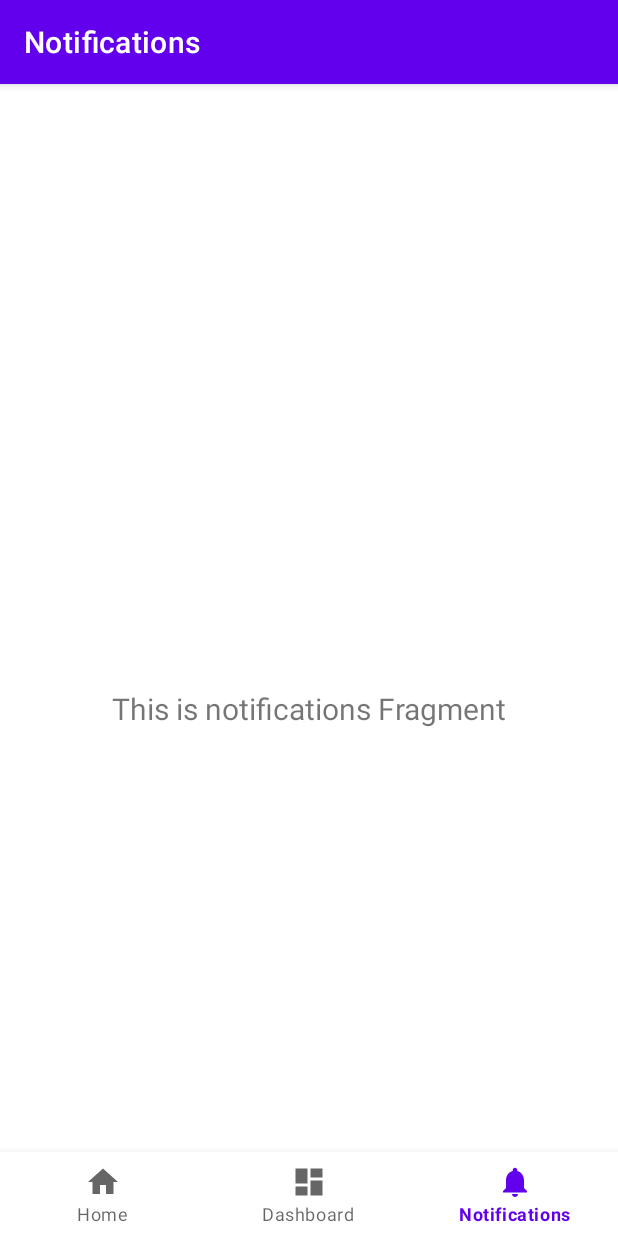
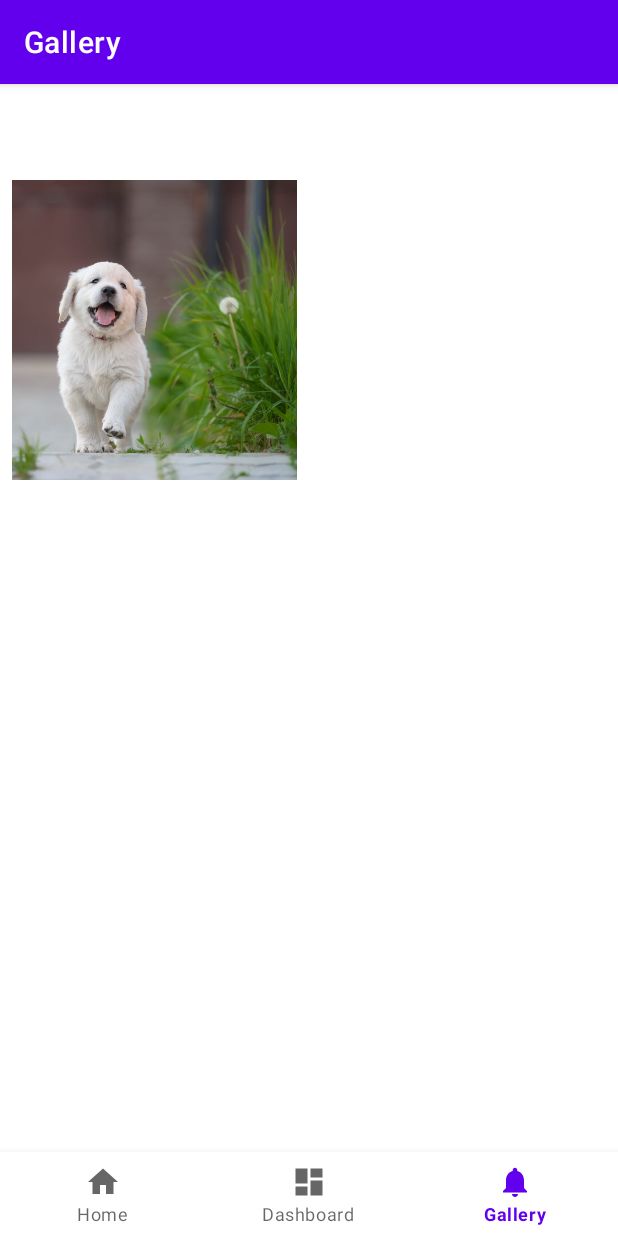
Before and after one commit to soeun-kang/GiftGori, an Android app: the screen it shows after launch (MainActivity), item 3 of the bottom bar chosen, on a phone screen of 412 x 824 dp. Run offline under Robolectric (Android 15) with nearby library versions, the light colour scheme and no system bars; our stand-ins replace navigation-ui.

Commit message:
gallery 예시 이미지 1개 띄우기, 탭 이름 변경

```diff
--- a/app/build.gradle.kts
+++ b/app/build.gradle.kts
@@ -39,7 +39,7 @@ android {
 }
 
 dependencies {
-
+    implementation("androidx.recyclerview:recyclerview:1.3.0")
     implementation(libs.androidx.core.ktx)
     implementation(libs.androidx.appcompat)
     implementation(libs.material)
--- a/app/src/main/java/com/example/tabs/MainActivity.kt
+++ b/app/src/main/java/com/example/tabs/MainActivity.kt
@@ -26,7 +26,7 @@ class MainActivity : AppCompatActivity() {
         // menu should be considered as top level destinations.
         val appBarConfiguration = AppBarConfiguration(
             setOf(
-                R.id.navigation_home, R.id.navigation_dashboard, R.id.navigation_notifications
+                R.id.navigation_home, R.id.navigation_dashboard, R.id.navigation_gallery
             )
         )
         setupActionBarWithNavController(navController, appBarConfiguration)
--- /dev/null
+++ b/app/src/main/java/com/example/tabs/ui/gallery/GalleryAdapter.kt
@@ -0,0 +1,37 @@
+package com.example.tabs.ui.gallery
+
+import android.view.LayoutInflater
+import android.view.View
+import android.view.ViewGroup
+import android.widget.ImageView
+import androidx.recyclerview.widget.RecyclerView
+import com.example.tabs.R
+
+class GalleryAdapter(private var imageList: List<Int>) : RecyclerView.Adapter<GalleryAdapter.ViewHolder>() {
+
+    // ViewHolder 클래스 정의
+    class ViewHolder(view: View) : RecyclerView.ViewHolder(view) {
+        val imageView: ImageView = view.findViewById(R.id.image_view) // ImageView 바인딩
+    }
+
+    // ViewHolder 생성
+    override fun onCreateViewHolder(parent: ViewGroup, viewType: Int): ViewHolder {
+        val view = LayoutInflater.from(parent.context).inflate(R.layout.item_gallery, parent, false)
+        return ViewHolder(view)
+    }
+
+    // ViewHolder에 데이터 바인딩
+    override fun onBindViewHolder(holder: ViewHolder, position: Int) {
+        val imageResource = imageList[position] // 현재 아이템의 데이터 가져오기
+        holder.imageView.setImageResource(imageResource) // 이미지 설정
+    }
+
+    // 데이터 리스트의 크기 반환
+    override fun getItemCount(): Int = imageList.size
+
+    // 데이터를 업데이트하는 함수
+    fun updateData(newData: List<Int>) {
+        imageList = newData
+        notifyDataSetChanged() // RecyclerView 갱신
+    }
+}
--- /dev/null
+++ b/app/src/main/java/com/example/tabs/ui/gallery/GalleryFragment.kt
@@ -0,0 +1,48 @@
+package com.example.tabs.ui.gallery
+
+import android.os.Bundle
+import android.view.LayoutInflater
+import android.view.View
+import android.view.ViewGroup
+import androidx.fragment.app.Fragment
+import androidx.lifecycle.ViewModelProvider
+import androidx.recyclerview.widget.GridLayoutManager
+import androidx.recyclerview.widget.RecyclerView
+import com.example.tabs.databinding.FragmentGalleryBinding
+
+class GalleryFragment : Fragment() {
+
+    private var _binding: FragmentGalleryBinding? = null
+    private val binding get() = _binding!!
+    private lateinit var galleryAdapter: GalleryAdapter
+
+    override fun onCreateView(
+        inflater: LayoutInflater,
+        container: ViewGroup?,
+        savedInstanceState: Bundle?
+    ): View {
+        val galleryViewModel =
+            ViewModelProvider(this).get(GalleryViewModel::class.java)
+
+        _binding = FragmentGalleryBinding.inflate(inflater, container, false)
+        val root: View = binding.root
+
+        // RecyclerView 초기화
+        val recyclerView: RecyclerView = binding.galleryRecyclerView
+        recyclerView.layoutManager = GridLayoutManager(requireContext(), 2) // 2열 그리드
+        galleryAdapter = GalleryAdapter(emptyList()) // 초기에는 빈 데이터 리스트로 설정
+        recyclerView.adapter = galleryAdapter
+
+        // ViewModel 데이터 관찰
+        galleryViewModel.images.observe(viewLifecycleOwner) { images ->
+            galleryAdapter.updateData(images) // 데이터 업데이트
+        }
+
+        return root
+    }
+
+    override fun onDestroyView() {
+        super.onDestroyView()
+        _binding = null
+    }
+}
--- /dev/null
+++ b/app/src/main/java/com/example/tabs/ui/gallery/GalleryViewModel.kt
@@ -0,0 +1,16 @@
+package com.example.tabs.ui.gallery
+
+import androidx.lifecycle.LiveData
+import androidx.lifecycle.MutableLiveData
+import androidx.lifecycle.ViewModel
+
+class GalleryViewModel : ViewModel() {
+
+    private val _images = MutableLiveData<List<Int>>().apply {
+        value = listOf(
+            com.example.tabs.R.drawable.img1
+
+        )
+    }
+    val images: LiveData<List<Int>> = _images
+}
--- a/app/src/main/java/com/example/tabs/ui/notifications/NotificationsFragment.kt
+++ /dev/null
@@ -1,42 +0,0 @@
-package com.example.tabs.ui.notifications
-
-import android.os.Bundle
-import android.view.LayoutInflater
-import android.view.View
-import android.view.ViewGroup
-import android.widget.TextView
-import androidx.fragment.app.Fragment
-import androidx.lifecycle.ViewModelProvider
-import com.example.tabs.databinding.FragmentNotificationsBinding
-
-class NotificationsFragment : Fragment() {
-
-    private var _binding: FragmentNotificationsBinding? = null
-
-    // This property is only valid between onCreateView and
-    // onDestroyView.
-    private val binding get() = _binding!!
-
-    override fun onCreateView(
-        inflater: LayoutInflater,
-        container: ViewGroup?,
-        savedInstanceState: Bundle?
-    ): View {
-        val notificationsViewModel =
-            ViewModelProvider(this).get(NotificationsViewModel::class.java)
-
-        _binding = FragmentNotificationsBinding.inflate(inflater, container, false)
-        val root: View = binding.root
-
-        val textView: TextView = binding.textNotifications
-        notificationsViewModel.text.observe(viewLifecycleOwner) {
-            textView.text = it
-        }
-        return root
-    }
-
-    override fun onDestroyView() {
-        super.onDestroyView()
-        _binding = null
-    }
-}
--- a/app/src/main/java/com/example/tabs/ui/notifications/NotificationsViewModel.kt
+++ /dev/null
@@ -1,13 +0,0 @@
-package com.example.tabs.ui.notifications
-
-import androidx.lifecycle.LiveData
-import androidx.lifecycle.MutableLiveData
-import androidx.lifecycle.ViewModel
-
-class NotificationsViewModel : ViewModel() {
-
-    private val _text = MutableLiveData<String>().apply {
-        value = "This is notifications Fragment"
-    }
-    val text: LiveData<String> = _text
-}
--- /dev/null
+++ b/app/src/main/res/layout/fragment_gallery.xml
@@ -0,0 +1,18 @@
+<?xml version="1.0" encoding="utf-8"?>
+<androidx.constraintlayout.widget.ConstraintLayout xmlns:android="http://schemas.android.com/apk/res/android"
+    xmlns:app="http://schemas.android.com/apk/res-auto"
+    xmlns:tools="http://schemas.android.com/tools"
+    android:layout_width="match_parent"
+    android:layout_height="match_parent"
+    tools:context=".ui.gallery.GalleryFragment">
+
+    <androidx.recyclerview.widget.RecyclerView
+        android:id="@+id/gallery_recycler_view"
+        android:layout_width="0dp"
+        android:layout_height="0dp"
+        app:layout_constraintTop_toTopOf="parent"
+        app:layout_constraintBottom_toBottomOf="parent"
+        app:layout_constraintStart_toStartOf="parent"
+        app:layout_constraintEnd_toEndOf="parent"
+        tools:listitem="@layout/item_gallery" />
+</androidx.constraintlayout.widget.ConstraintLayout>
--- a/app/src/main/res/layout/fragment_notifications.xml
+++ /dev/null
@@ -1,22 +0,0 @@
-<?xml version="1.0" encoding="utf-8"?>
-<androidx.constraintlayout.widget.ConstraintLayout xmlns:android="http://schemas.android.com/apk/res/android"
-    xmlns:app="http://schemas.android.com/apk/res-auto"
-    xmlns:tools="http://schemas.android.com/tools"
-    android:layout_width="match_parent"
-    android:layout_height="match_parent"
-    tools:context=".ui.notifications.NotificationsFragment">
-
-    <TextView
-        android:id="@+id/text_notifications"
-        android:layout_width="match_parent"
-        android:layout_height="wrap_content"
-        android:layout_marginStart="8dp"
-        android:layout_marginTop="8dp"
-        android:layout_marginEnd="8dp"
-        android:textAlignment="center"
-        android:textSize="20sp"
-        app:layout_constraintBottom_toBottomOf="parent"
-        app:layout_constraintEnd_toEndOf="parent"
-        app:layout_constraintStart_toStartOf="parent"
-        app:layout_constraintTop_toTopOf="parent" />
-</androidx.constraintlayout.widget.ConstraintLayout>
--- /dev/null
+++ b/app/src/main/res/layout/item_gallery.xml
@@ -0,0 +1,20 @@
+<?xml version="1.0" encoding="utf-8"?>
+<androidx.constraintlayout.widget.ConstraintLayout xmlns:android="http://schemas.android.com/apk/res/android"
+    xmlns:app="http://schemas.android.com/apk/res-auto"
+    android:layout_width="match_parent"
+    android:layout_height="wrap_content"
+    android:padding="8dp">
+
+    <!-- 이미지를 표시할 ImageView -->
+    <ImageView
+        android:id="@+id/image_view"
+        android:layout_width="0dp"
+        android:layout_height="200dp"
+        android:scaleType="centerCrop"
+        app:layout_constraintTop_toTopOf="parent"
+        app:layout_constraintBottom_toBottomOf="parent"
+        app:layout_constraintStart_toStartOf="parent"
+        app:layout_constraintEnd_toEndOf="parent"
+        android:src="@color/cardview_light_background"
+        android:contentDescription="@string/image_description" />
+</androidx.constraintlayout.widget.ConstraintLayout>
--- a/app/src/main/res/menu/bottom_nav_menu.xml
+++ b/app/src/main/res/menu/bottom_nav_menu.xml
@@ -12,8 +12,8 @@
         android:title="@string/title_dashboard" />
 
     <item
-        android:id="@+id/navigation_notifications"
-        android:icon="@drawable/ic_notifications_black_24dp"
-        android:title="@string/title_notifications" />
+        android:id="@+id/navigation_gallery"
+        android:icon="@drawable/ic_gallery_black_24dp"
+        android:title="@string/title_gallery" />
 
 </menu>
--- a/app/src/main/res/navigation/mobile_navigation.xml
+++ b/app/src/main/res/navigation/mobile_navigation.xml
@@ -18,8 +18,8 @@
         tools:layout="@layout/fragment_dashboard" />
 
     <fragment
-        android:id="@+id/navigation_notifications"
-        android:name="com.example.tabs.ui.notifications.NotificationsFragment"
-        android:label="@string/title_notifications"
-        tools:layout="@layout/fragment_notifications" />
+        android:id="@+id/navigation_gallery"
+        android:name="com.example.tabs.ui.gallery.GalleryFragment"
+        android:label="@string/title_gallery"
+        tools:layout="@layout/fragment_gallery" />
 </navigation>
--- a/app/src/main/res/values/strings.xml
+++ b/app/src/main/res/values/strings.xml
@@ -2,5 +2,6 @@
     <string name="app_name">Tabs</string>
     <string name="title_home">Home</string>
     <string name="title_dashboard">Dashboard</string>
-    <string name="title_notifications">Notifications</string>
+    <string name="title_gallery">Gallery</string>
+    <string name="image_description">Gallery image</string>
 </resources>
```
Also changed, not shown: app/src/main/res/drawable/ic_gallery_black_24dp.xml (renamed from app/src/main/res/drawable/ic_notifications_black_24dp.xml), app/src/main/res/drawable/img1.jpg (added).
